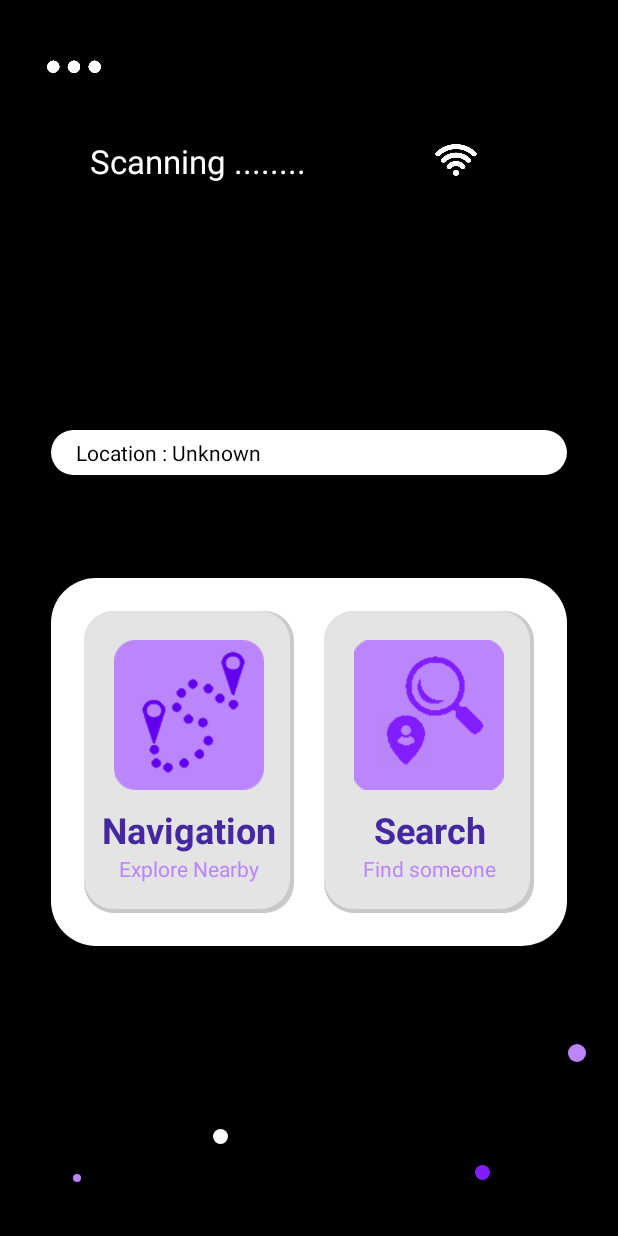
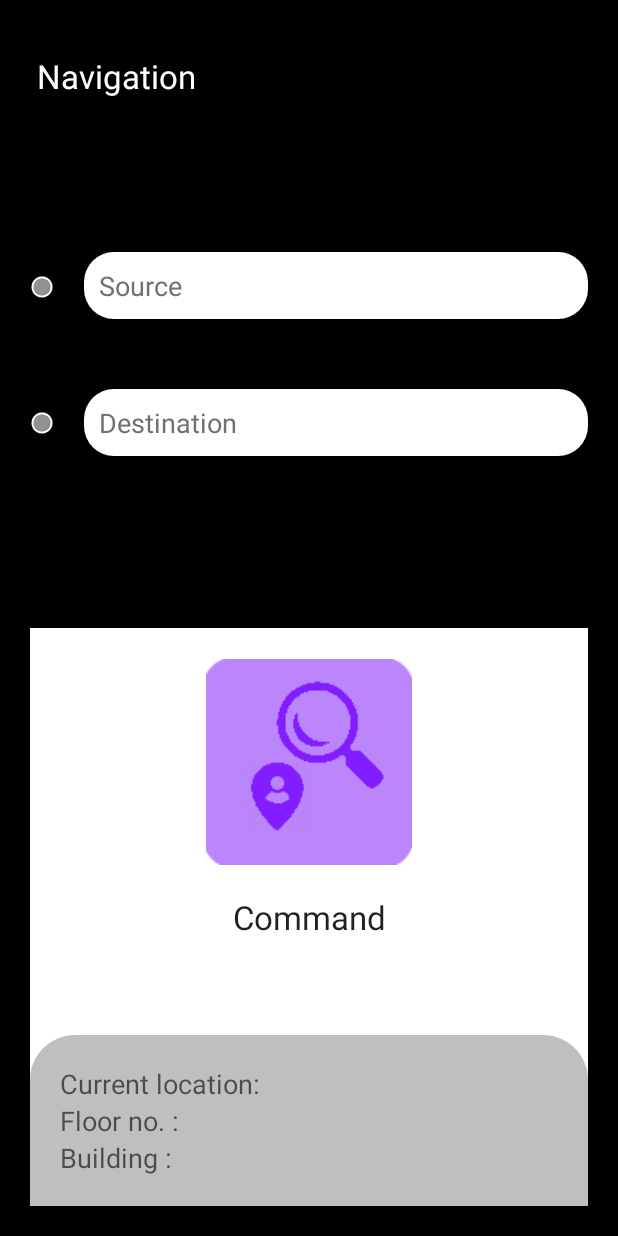
Before and after one commit to Hardik051099/WIPS, an Android app: the User_home screen opened directly, with no data from a screen before it, after a tap on "Navigation", on a phone screen of 412 x 824 dp. Run offline under Robolectric (Android 15) with nearby library versions, the phone set to English and light mode, and no system bars; our stand-ins replace Firebase (no records; nobody signed in at launch, a user with empty details on screens opened directly); 1 statement that could not run was skipped.

Commit message:
Added all activities related to User and user ui completed :)

```diff
--- a/app/build.gradle
+++ b/app/build.gradle
@@ -41,6 +41,7 @@ dependencies {
     implementation 'androidx.appcompat:appcompat:1.2.0'
     implementation 'com.google.android.material:material:1.2.1'
     implementation 'androidx.constraintlayout:constraintlayout:2.0.4'
+    implementation 'androidx.wear:wear:1.0.0'
     testImplementation 'junit:junit:4.13.1'
     androidTestImplementation 'androidx.test.ext:junit:1.1.2'
     androidTestImplementation 'androidx.test.espresso:espresso-core:3.3.0'
@@ -49,4 +50,5 @@ dependencies {
     implementation 'com.google.firebase:firebase-auth:20.0.1'
     implementation 'com.google.firebase:firebase-database-ktx:19.6.0'
     implementation "androidx.cardview:cardview:1.0.0"
+    compileOnly 'com.google.android.wearable:wearable:2.6.0'
 }
--- a/app/src/main/AndroidManifest.xml
+++ b/app/src/main/AndroidManifest.xml
@@ -1,12 +1,12 @@
 <?xml version="1.0" encoding="utf-8"?>
 <manifest xmlns:android="http://schemas.android.com/apk/res/android"
     package="com.example.wips">
+
     <uses-permission android:name="android.permission.ACCESS_FINE_LOCATION" />
     <uses-permission android:name="android.permission.ACCESS_COARSE_LOCATION" />
     <uses-permission android:name="android.permission.INTERNET" />
     <uses-permission android:name="android.permission.ACCESS_WIFI_STATE" />
     <uses-permission android:name="android.permission.CHANGE_WIFI_STATE" />
-
 
     <application
         android:allowBackup="true"
@@ -15,7 +15,9 @@
         android:roundIcon="@mipmap/ic_launcher_round"
         android:supportsRtl="true"
         android:theme="@style/Theme.WIPS">
-        <activity android:name=".Activities.Admin.Newbuilding"></activity>
+        <activity android:name=".Activities.User.Search_user"></activity>
+        <activity android:name=".Activities.User.Navigation" />
+        <activity android:name=".Activities.Admin.Newbuilding" />
         <activity android:name=".Activities.User.User_home" />
         <activity android:name=".Activities.User.Search_Place" />
         <activity android:name=".Activities.Admin.Buildings" />
--- /dev/null
+++ b/app/src/main/java/com/example/wips/Activities/User/Navigation.kt
@@ -0,0 +1,14 @@
+package com.example.wips.Activities.User
+
+import android.os.Bundle
+import androidx.appcompat.app.AppCompatActivity
+import com.example.wips.R
+
+class Navigation : AppCompatActivity() {
+
+    override fun onCreate(savedInstanceState: Bundle?) {
+        super.onCreate(savedInstanceState)
+        setContentView(R.layout.activity_navigation)
+
+    }
+}
--- a/app/src/main/java/com/example/wips/Activities/User/User_home.kt
+++ b/app/src/main/java/com/example/wips/Activities/User/User_home.kt
@@ -1,6 +1,8 @@
 package com.example.wips.Activities.User
 
 import android.annotation.SuppressLint
+import android.content.Context
+import android.content.Intent
 import android.graphics.Color
 import androidx.appcompat.app.AppCompatActivity
 import android.os.Bundle
@@ -12,10 +14,12 @@ import android.widget.*
 import androidx.core.view.GravityCompat
 import androidx.drawerlayout.widget.DrawerLayout
 import com.example.wips.Activities.Admin.Buildings
+import com.example.wips.Activities.Login
 import com.example.wips.Models.Map
 import com.example.wips.R
 import com.example.wips.Utils.Database
 import com.google.android.material.navigation.NavigationView
+import com.google.firebase.auth.FirebaseAuth
 import showCustomToast
 
 class User_home : AppCompatActivity() {
@@ -32,7 +36,6 @@ class User_home : AppCompatActivity() {
 
     lateinit var navimg: ImageView
     lateinit var navigation_view:NavigationView
-    lateinit var drawer_layout:DrawerLayout
 
 
     @SuppressLint("WrongConstant")
@@ -44,8 +47,8 @@ class User_home : AppCompatActivity() {
 
         navimg = findViewById<ImageView>(R.id.navimg)
         navigation_view = findViewById(R.id.navigation_view)
+        val navDrawer: DrawerLayout = findViewById(R.id.drawerlayout)
         navimg.setOnClickListener {
-            val navDrawer: DrawerLayout = findViewById(R.id.drawerlayout)
             // If the navigation drawer is not open then open it, if its already open then close it.
             // If the navigation drawer is not open then open it, if its already open then close it.
             if (!navDrawer.isDrawerOpen(Gravity.START)) navDrawer.openDrawer(Gravity.START)
@@ -54,17 +57,22 @@ class User_home : AppCompatActivity() {
 
         navigation_view.setNavigationItemSelectedListener{
             when (it.itemId){
-                R.id.action_changeplace->{}
+                R.id.action_changeplace->{
+                    startActivity(Intent(this, Search_Place::class.java))
+                }
+
                 R.id.action_privacy ->{}
                 R.id.action_report ->{}
                 R.id.action_logout ->{
-                    // Multiline action
-                    drawer_layout.setBackgroundColor(Color.RED)
+                    getSharedPreferences("Loggedin", Context.MODE_PRIVATE).edit()
+                            .putBoolean("isLoggedin", false).apply()
+                    FirebaseAuth.getInstance().signOut()
+                    startActivity(Intent(this,Login::class.java))
                 }
 
             }
             // Close the drawer
-            drawer_layout.closeDrawer(GravityCompat.START)
+            navDrawer.closeDrawer(GravityCompat.START)
             true
         }
 
@@ -86,13 +94,15 @@ class User_home : AppCompatActivity() {
         card2_title.setText("Search")
         card2_desc.setText("Find someone")
 
-        database = Database()
 
         myCard1.setOnClickListener{
-            Toast(this).showCustomToast("Entered Navigation", true, this)
-            database.add_place("Atharva college" , "123")
-            database.add_building("123","Engineering building","0")
 
+            Toast.makeText(this, "Entered navigation", Toast.LENGTH_SHORT).show()
+            startActivity(Intent(this, Navigation::class.java))
+        }
+
+        myCard2.setOnClickListener{
+            startActivity(Intent(this,Search_user::class.java))
         }
 
     }
--- /dev/null
+++ b/app/src/main/res/drawable/half_bg.xml
@@ -0,0 +1,11 @@
+<?xml version="1.0" encoding="utf-8"?>
+<shape xmlns:android="http://schemas.android.com/apk/res/android" android:id="@+id/listview_background_shape">
+    <padding android:left="2dp"
+        android:top="2dp"
+        android:right="2dp"
+        android:bottom="2dp" />
+    <corners android:topLeftRadius="30dp"
+        android:topRightRadius="30dp"
+        />
+    <solid android:color="#BFBFBF" />
+</shape>
--- /dev/null
+++ b/app/src/main/res/layout/activity_navigation.xml
@@ -0,0 +1,157 @@
+<?xml version="1.0" encoding="utf-8"?>
+<androidx.constraintlayout.widget.ConstraintLayout xmlns:android="http://schemas.android.com/apk/res/android"
+    xmlns:app="http://schemas.android.com/apk/res-auto"
+    xmlns:tools="http://schemas.android.com/tools"
+    android:layout_width="match_parent"
+    android:layout_height="match_parent"
+    android:background="@color/black"
+    android:padding="@dimen/box_inset_layout_padding"
+    tools:context=".Activities.User.Navigation"
+    tools:deviceIds="wear">
+
+    <TextView
+        android:id="@+id/textView4"
+        android:layout_width="wrap_content"
+        android:layout_height="wrap_content"
+        android:layout_margin="10dp"
+        android:text="@string/title_activity_navigation"
+        android:textAppearance="@style/TextAppearance.AppCompat.Large"
+        android:textColor="#FFFFFF"
+        app:layout_constraintBottom_toTopOf="@+id/source"
+        app:layout_constraintEnd_toEndOf="parent"
+        app:layout_constraintHorizontal_bias="0.052"
+        app:layout_constraintStart_toStartOf="parent"
+        app:layout_constraintTop_toTopOf="parent"
+        app:layout_constraintVertical_bias="0.219" />
+
+    <androidx.constraintlayout.widget.ConstraintLayout
+        android:id="@+id/constraintLayout"
+        android:layout_width="0dp"
+        android:layout_height="385dp"
+        android:layout_margin="20dp"
+        android:background="#FFFFFF"
+        app:layout_constraintBottom_toBottomOf="parent"
+        app:layout_constraintEnd_toEndOf="parent"
+        app:layout_constraintHorizontal_bias="0.15"
+        app:layout_constraintStart_toStartOf="parent"
+        app:layout_constraintTop_toTopOf="parent"
+        app:layout_constraintVertical_bias="1.0">
+
+        <LinearLayout
+            android:layout_width="0dp"
+            android:layout_height="wrap_content"
+            android:layout_marginTop="20dp"
+            android:background="@drawable/half_bg"
+            android:gravity="center_vertical"
+            android:orientation="vertical"
+            android:padding="20dp"
+            app:layout_constraintBottom_toBottomOf="parent"
+            app:layout_constraintEnd_toEndOf="parent"
+            app:layout_constraintHorizontal_bias="0.0"
+            app:layout_constraintStart_toStartOf="parent"
+            app:layout_constraintTop_toBottomOf="@+id/textView8"
+            app:layout_constraintVertical_bias="1.0">
+
+            <TextView
+                android:id="@+id/textView7"
+                android:layout_width="match_parent"
+                android:layout_height="wrap_content"
+                android:text="Current location:"
+                android:textAppearance="@style/TextAppearance.AppCompat.Medium" />
+
+            <TextView
+                android:id="@+id/textView6"
+                android:layout_width="match_parent"
+                android:layout_height="wrap_content"
+                android:text="Floor no. :"
+                android:textAppearance="@style/TextAppearance.AppCompat.Medium" />
+
+            <TextView
+                android:id="@+id/textView5"
+                android:layout_width="match_parent"
+                android:layout_height="wrap_content"
+                android:text="Building :"
+                android:textAppearance="@style/TextAppearance.AppCompat.Medium" />
+        </LinearLayout>
+
+        <TextView
+            android:id="@+id/textView8"
+            android:layout_width="wrap_content"
+            android:layout_height="wrap_content"
+            android:layout_margin="5dp"
+            android:text="Command"
+            android:textAppearance="@style/TextAppearance.AppCompat.Large"
+            app:layout_constraintBottom_toBottomOf="parent"
+            app:layout_constraintEnd_toEndOf="parent"
+            app:layout_constraintStart_toStartOf="parent"
+            app:layout_constraintTop_toTopOf="parent" />
+
+        <ImageView
+            android:id="@+id/imageView14"
+            android:layout_width="wrap_content"
+            android:layout_height="wrap_content"
+            app:layout_constraintBottom_toTopOf="@+id/textView8"
+            app:layout_constraintEnd_toEndOf="parent"
+            app:layout_constraintHorizontal_bias="0.5"
+            app:layout_constraintStart_toStartOf="parent"
+            app:layout_constraintTop_toTopOf="parent"
+            app:srcCompat="@drawable/cardfind" />
+    </androidx.constraintlayout.widget.ConstraintLayout>
+
+    <EditText
+        android:id="@+id/source"
+        android:layout_width="0dp"
+        android:layout_height="wrap_content"
+        android:layout_margin="20dp"
+        android:background="@drawable/edit_text"
+        android:ems="10"
+        android:hint="Source"
+        android:inputType="textPersonName"
+        android:padding="10dp"
+        android:textColor="@color/black"
+        android:textColorHint="#717171"
+        app:layout_constraintBottom_toTopOf="@+id/destination"
+        app:layout_constraintEnd_toEndOf="parent"
+        app:layout_constraintStart_toEndOf="@+id/imageView11"
+        app:layout_constraintTop_toTopOf="parent"
+        app:layout_constraintVertical_bias="0.846" />
+
+    <EditText
+        android:id="@+id/destination"
+        android:layout_width="0dp"
+        android:layout_height="wrap_content"
+        android:layout_margin="20dp"
+        android:background="@drawable/edit_text"
+        android:ems="10"
+        android:hint="Destination"
+        android:inputType="textPersonName"
+        android:padding="10dp"
+        android:textColor="@color/black"
+        android:textColorHint="#717171"
+        app:layout_constraintBottom_toTopOf="@+id/constraintLayout"
+        app:layout_constraintEnd_toEndOf="parent"
+        app:layout_constraintStart_toEndOf="@+id/imageView12"
+        app:layout_constraintTop_toTopOf="parent"
+        app:layout_constraintVertical_bias="0.717" />
+
+    <ImageView
+        android:id="@+id/imageView11"
+        android:layout_width="wrap_content"
+        android:layout_height="wrap_content"
+        android:layout_margin="20dp"
+        app:layout_constraintBottom_toBottomOf="@+id/source"
+        app:layout_constraintStart_toStartOf="parent"
+        app:layout_constraintTop_toTopOf="@+id/source"
+        app:layout_constraintVertical_bias="0.428"
+        app:srcCompat="@android:drawable/presence_invisible" />
+
+    <ImageView
+        android:id="@+id/imageView12"
+        android:layout_width="wrap_content"
+        android:layout_height="wrap_content"
+        android:layout_margin="20dp"
+        app:layout_constraintBottom_toBottomOf="@+id/destination"
+        app:layout_constraintStart_toStartOf="parent"
+        app:layout_constraintTop_toTopOf="@+id/destination"
+        app:srcCompat="@android:drawable/presence_invisible" />
+</androidx.constraintlayout.widget.ConstraintLayout>
--- /dev/null
+++ b/app/src/main/res/values-round/strings.xml
@@ -0,0 +1,3 @@
+<resources>
+    <string name="hello_world">Hello Round World!</string>
+</resources>
--- a/app/src/main/res/values/strings.xml
+++ b/app/src/main/res/values/strings.xml
@@ -2,4 +2,10 @@
     <string name="app_name">WIPS</string>
     <string name="Forgot_pwd"><u>Forgot Username/Password</u></string>
     <string name="card2_desc">Request for others location</string>
+    <string name="title_activity_navigation">Navigation</string>
+    <!--
+    This string is used for square devices and overridden by hello_world in
+    values-round/strings.xml for round devices.
+    -->
+    <string name="hello_world">Hello Square World!</string>
 </resources>
```
Also changed, not shown: app/src/main/java/com/example/wips/Activities/Login.kt (+7 -2 lines), app/src/main/java/com/example/wips/Activities/Signup.kt (+14 -1 lines), app/src/main/java/com/example/wips/Activities/Ui/MainActivity.kt (+12 -2 lines), app/src/main/java/com/example/wips/Activities/User/Search_user.kt (added, +36 -0 lines), app/src/main/java/com/example/wips/Adapters/FindUserAdapter.kt (added, +25 -0 lines), app/src/main/res/layout/activity_search_user.xml (added, +80 -0 lines), app/src/main/res/layout/listview_2lines.xml (added, +39 -0 lines), app/src/main/res/values/dimens.xml (added, +15 -0 lines).
